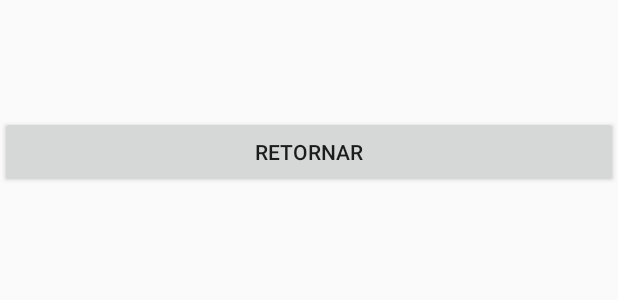
After one commit to randerson3301/AlunosMVP, an Android app: the layout activity_visualizar.xml on its own in the app's theme, with its tools: preview values and no code run, on a phone screen of 412 x 824 dp. The commit adds this screen. Shown: the top 300 px of the screen. Run offline under Robolectric (Android 15) with nearby library versions, the phone set to English and light mode, and no system bars.

Commit message:
Activity de visualizar

```diff
--- a/app/src/main/AndroidManifest.xml
+++ b/app/src/main/AndroidManifest.xml
@@ -23,6 +23,8 @@
             </intent-filter>
         </activity>
         <activity android:name=".activity.CadastroActivity"></activity>
+        <activity android:name=".activity.VisualizarActivity"></activity>
+
     </application>
 
 </manifest>
--- a/app/src/main/java/br/com/senaijandira/alunosnode/presenter/CadastroPresenter.java
+++ b/app/src/main/java/br/com/senaijandira/alunosnode/presenter/CadastroPresenter.java
@@ -3,7 +3,6 @@ package br.com.senaijandira.alunosnode.presenter;
 import br.com.senaijandira.alunosnode.model.Aluno;
 import br.com.senaijandira.alunosnode.model.ApiResult;
 import br.com.senaijandira.alunosnode.service.AlunosService;
-import br.com.senaijandira.alunosnode.service.ServiceFactory;
 import br.com.senaijandira.alunosnode.view.CadastroView;
 import retrofit2.Callback;
 import retrofit2.Response;
--- /dev/null
+++ b/app/src/main/res/layout/activity_visualizar.xml
@@ -0,0 +1,42 @@
+<?xml version="1.0" encoding="utf-8"?>
+<LinearLayout xmlns:android="http://schemas.android.com/apk/res/android"
+    android:orientation="vertical" android:layout_width="match_parent"
+    android:layout_height="match_parent">
+
+    <TextView
+        android:layout_width="match_parent"
+        android:layout_height="wrap_content"
+        android:id="@+id/txtNome"
+        />
+    <TextView
+        android:layout_width="match_parent"
+        android:layout_height="wrap_content"
+        android:id="@+id/txtMatricula"
+        />
+    <TextView
+        android:layout_width="match_parent"
+        android:layout_height="wrap_content"
+        android:id="@+id/txtCpf"
+        />
+
+    <LinearLayout
+        android:layout_width="match_parent"
+        android:layout_height="wrap_content"
+        android:orientation="horizontal"
+        >
+        <TextView
+            android:layout_width="match_parent"
+            android:layout_height="wrap_content"
+            android:layout_weight="1"
+            android:id="@+id/txtDataNasc"
+            />
+    </LinearLayout>
+
+    <Button
+        android:layout_width="match_parent"
+        android:layout_height="wrap_content"
+        android:text="Retornar"
+        android:onClick="encerrar"
+        />
+
+</LinearLayout>
--- a/app/src/main/res/layout/list_view_item.xml
+++ b/app/src/main/res/layout/list_view_item.xml
@@ -3,7 +3,8 @@
     android:orientation="vertical"
     android:layout_width="match_parent"
     android:layout_height="match_parent"
-    android:padding="10dp">
+    android:padding="10dp"
+    >
     <TextView
         android:layout_width="wrap_content"
         android:layout_height="wrap_content"
```
Also changed, not shown: app/src/main/java/br/com/senaijandira/alunosnode/activity/MainActivity.java (+4 -5 lines), app/src/main/java/br/com/senaijandira/alunosnode/activity/VisualizarActivity.java (+43 -2 lines), app/src/main/java/br/com/senaijandira/alunosnode/presenter/VisualizarPresenter.java (added, +43 -0 lines), app/src/main/java/br/com/senaijandira/alunosnode/view/VisualizarView.java (added, +8 -0 lines).
